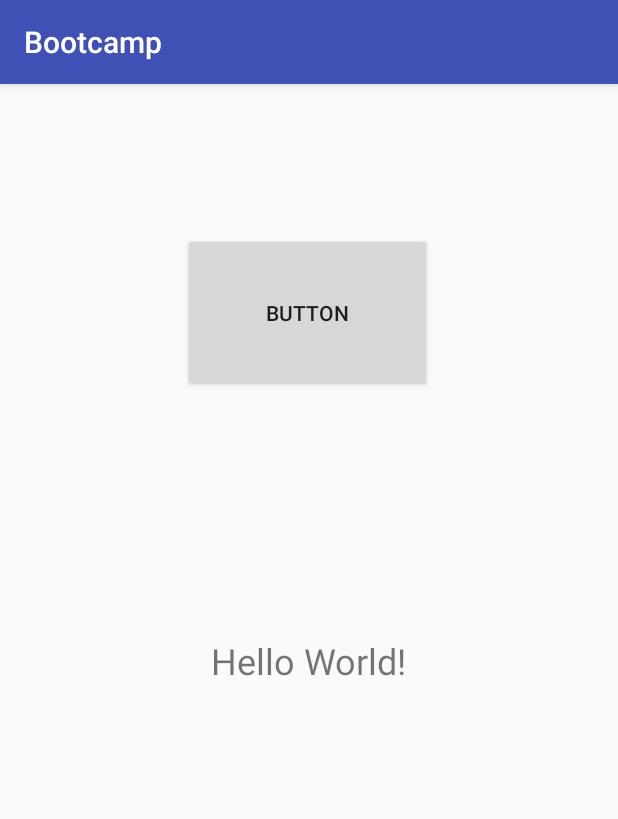
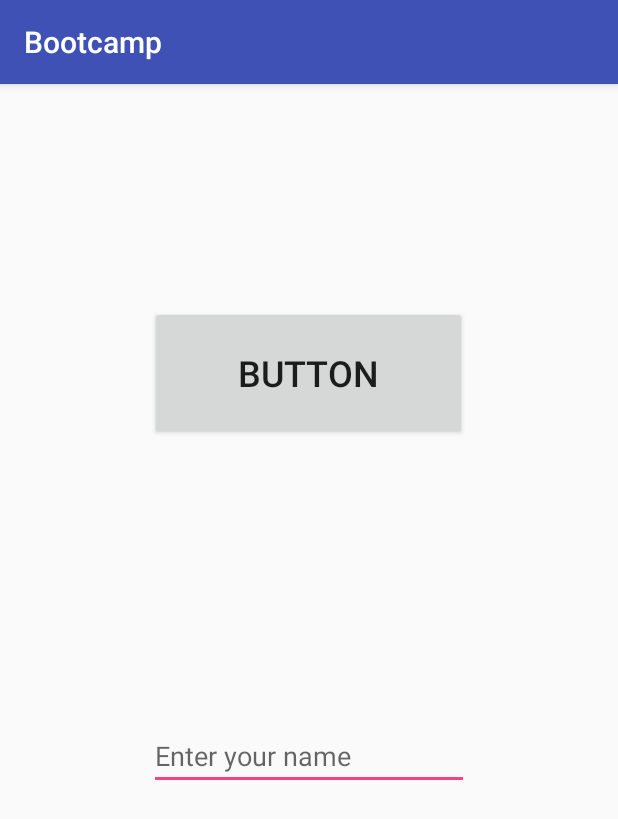
Before and after one commit to Globoxx/SwEng, an Android app: the screen it shows after launch (MainActivity), on a phone screen of 412 x 824 dp. Shown: the top 819 px of the screen. Run offline under Robolectric (Android 15) with nearby library versions, the phone set to English and light mode, and no system bars.

Commit message:
Changed the TextView into a PlainText to get the test pass

```diff
--- a/app/src/main/res/layout/activity_main.xml
+++ b/app/src/main/res/layout/activity_main.xml
@@ -7,21 +7,29 @@
     android:layout_height="match_parent"
     tools:context=".MainActivity">
 
-    <TextView
+    <EditText
         android:id="@+id/mainName"
         android:layout_width="wrap_content"
         android:layout_height="wrap_content"
-        android:text="Hello World!"
-        android:textSize="24sp"
+        android:layout_marginBottom="8dp"
+        android:layout_marginEnd="8dp"
+        android:layout_marginLeft="8dp"
+        android:layout_marginRight="8dp"
+        android:layout_marginStart="8dp"
+        android:layout_marginTop="8dp"
+        android:ems="10"
+        android:hint="Enter your name"
+        android:inputType="textPersonName"
         app:layout_constraintBottom_toBottomOf="parent"
-        app:layout_constraintLeft_toLeftOf="parent"
-        app:layout_constraintRight_toRightOf="parent"
-        app:layout_constraintTop_toTopOf="parent" />
+        app:layout_constraintEnd_toEndOf="parent"
+        app:layout_constraintStart_toStartOf="parent"
+        app:layout_constraintTop_toTopOf="parent"
+        app:layout_constraintVertical_bias="0.591" />
 
     <Button
         android:id="@+id/mainGoButton"
-        android:layout_width="166dp"
-        android:layout_height="106dp"
+        android:layout_width="211dp"
+        android:layout_height="89dp"
         android:layout_marginBottom="8dp"
         android:layout_marginEnd="8dp"
         android:layout_marginLeft="8dp"
@@ -29,11 +37,11 @@
         android:layout_marginStart="8dp"
         android:layout_marginTop="8dp"
         android:text="Button"
+        android:textSize="24sp"
         app:layout_constraintBottom_toBottomOf="parent"
         app:layout_constraintEnd_toEndOf="parent"
-        app:layout_constraintHorizontal_bias="0.497"
+        app:layout_constraintHorizontal_bias="0.498"
         app:layout_constraintStart_toStartOf="parent"
         app:layout_constraintTop_toTopOf="parent"
-        app:layout_constraintVertical_bias="0.141" />
-
+        app:layout_constraintVertical_bias="0.211" />
 </android.support.constraint.ConstraintLayout>
```
Also changed, not shown: 1 other file.
